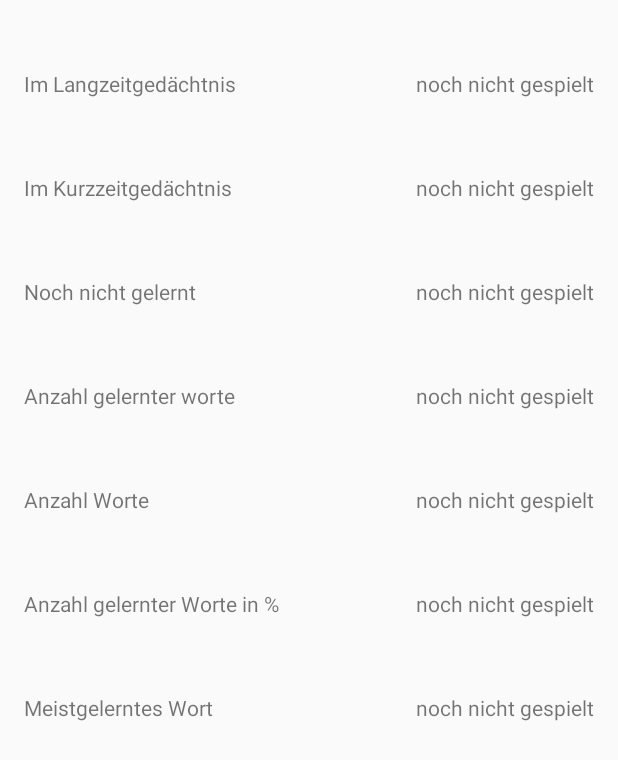
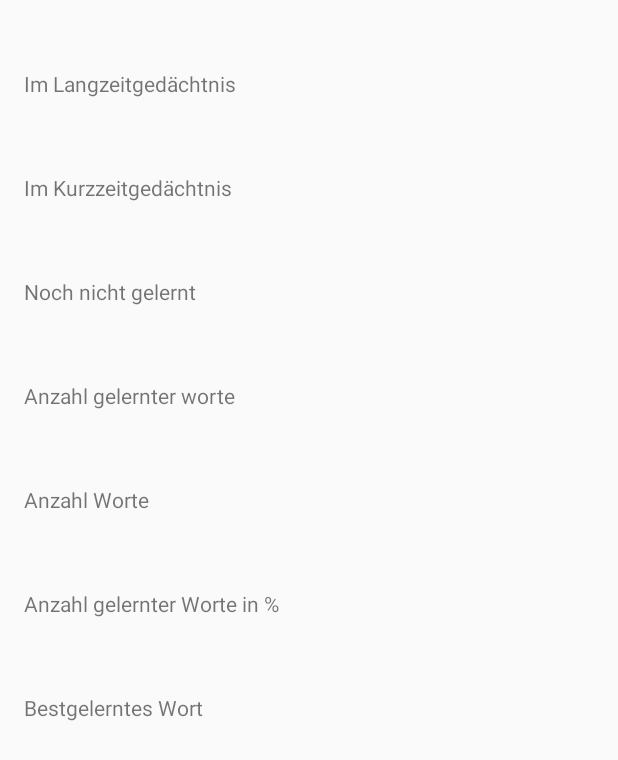
Before and after one commit to Kakerlake/Ez-Learning, an Android app: the layout activity_stats.xml on its own in the app's theme, with its tools: preview values and no code run, on a phone screen of 412 x 824 dp. Shown: the top 760 px of the screen. Run offline under Robolectric (Android 15) with nearby library versions, the phone set to English and light mode, and no system bars.

Commit message:
Alles Fertig

```diff
--- a/app/src/main/res/layout/activity_stats.xml
+++ b/app/src/main/res/layout/activity_stats.xml
@@ -29,12 +29,13 @@
     <TextView
         android:layout_width="wrap_content"
         android:layout_height="wrap_content"
-        android:text="Noch nicht gelernt"
         android:id="@+id/Links3"
         android:layout_below="@+id/Links2"
         android:layout_alignParentLeft="true"
         android:layout_alignParentStart="true"
-        android:layout_marginTop="50dp" />
+        android:layout_marginTop="50dp"
+        android:autoText="false"
+        android:text="Noch nicht gelernt" />
 
     <TextView
         android:layout_width="wrap_content"
@@ -69,7 +70,7 @@
     <TextView
         android:layout_width="wrap_content"
         android:layout_height="wrap_content"
-        android:text="Meistgelerntes Wort"
+        android:text="Bestgelerntes Wort"
         android:id="@+id/Links7"
         android:layout_below="@+id/Links6"
         android:layout_alignParentLeft="true"
@@ -83,13 +84,11 @@
         android:layout_alignParentTop="true"
         android:layout_marginTop="30dp"
         android:layout_alignParentRight="true"
-        android:layout_alignParentEnd="true"
-        android:text="noch nicht gespielt" />
+        android:layout_alignParentEnd="true" />
 
     <TextView
         android:layout_width="wrap_content"
         android:layout_height="wrap_content"
-        android:text="noch nicht gespielt"
         android:id="@+id/Rechts2"
         android:layout_alignParentEnd="true"
         android:layout_below="@+id/Rechts1"
@@ -99,7 +98,6 @@
     <TextView
         android:layout_width="wrap_content"
         android:layout_height="wrap_content"
-        android:text="noch nicht gespielt"
         android:id="@+id/Rechts3"
         android:layout_alignParentEnd="true"
         android:layout_below="@+id/Rechts2"
@@ -109,7 +107,6 @@
     <TextView
         android:layout_width="wrap_content"
         android:layout_height="wrap_content"
-        android:text="noch nicht gespielt"
         android:id="@+id/Rechts4"
         android:layout_alignParentEnd="true"
         android:layout_below="@+id/Rechts3"
@@ -119,7 +116,6 @@
     <TextView
         android:layout_width="wrap_content"
         android:layout_height="wrap_content"
-        android:text="noch nicht gespielt"
         android:id="@+id/Rechts5"
         android:layout_alignParentEnd="true"
         android:layout_below="@+id/Rechts4"
@@ -129,7 +125,6 @@
     <TextView
         android:layout_width="wrap_content"
         android:layout_height="wrap_content"
-        android:text="noch nicht gespielt"
         android:id="@+id/Rechts6"
         android:layout_alignParentEnd="true"
         android:layout_below="@+id/Rechts5"
@@ -139,7 +134,6 @@
     <TextView
         android:layout_width="wrap_content"
         android:layout_height="wrap_content"
-        android:text="noch nicht gespielt"
         android:id="@+id/Rechts7"
         android:layout_alignParentEnd="true"
         android:layout_below="@+id/Rechts6"
```
